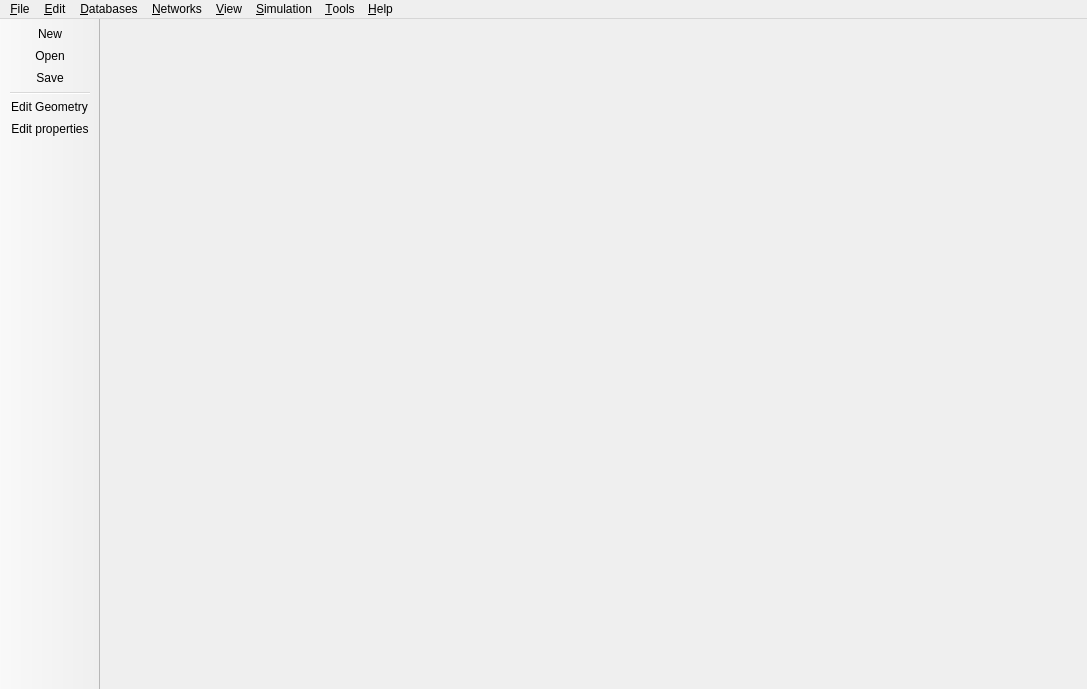
Old version of the form SIM-VICUS/src/SVMainWindow.ui in the repository ghorwin/SIM-VICUS.
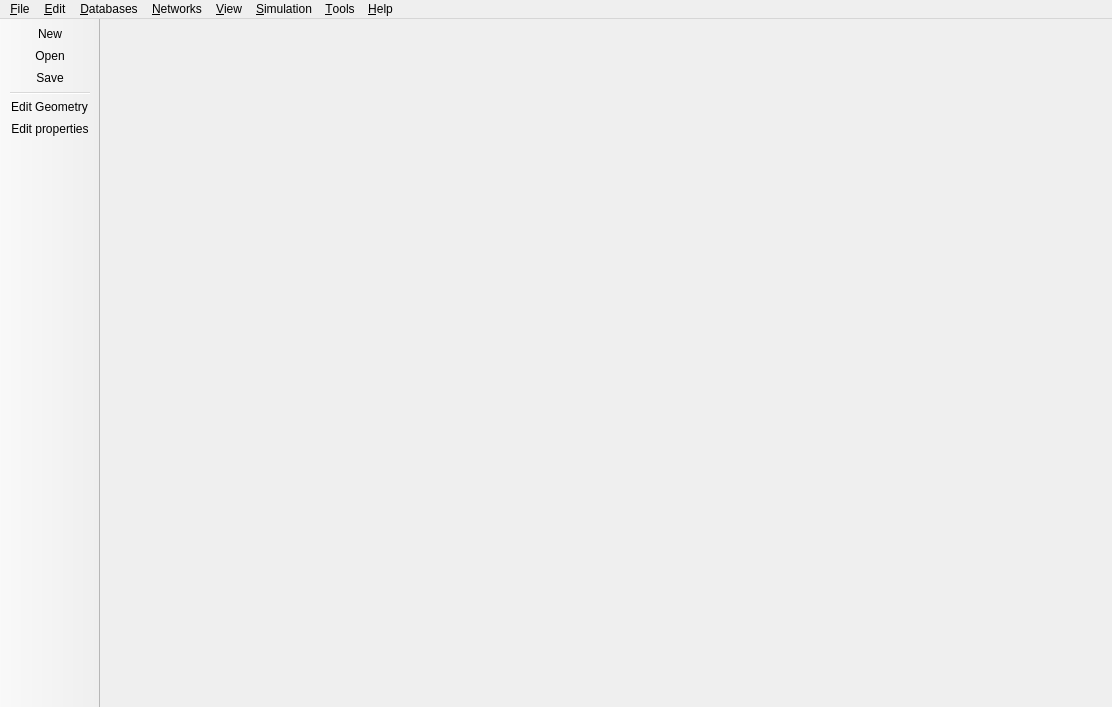
New version of the form. Icons and pictures are not drawn.

Diff of the .ui file:
```diff
--- a/SIM-VICUS/src/SVMainWindow.ui
+++ b/SIM-VICUS/src/SVMainWindow.ui
@@ -6,8 +6,8 @@
    <rect>
     <x>0</x>
     <y>0</y>
-    <width>1087</width>
-    <height>689</height>
+    <width>1112</width>
+    <height>707</height>
    </rect>
   </property>
   <property name="windowTitle">
@@ -19,8 +19,8 @@
     <rect>
      <x>0</x>
      <y>0</y>
-     <width>1087</width>
-     <height>17</height>
+     <width>1112</width>
+     <height>22</height>
     </rect>
    </property>
    <widget class="QMenu" name="menu_File">
```
Left out of the diff: 6 changed lines with no effect on the pictures.
